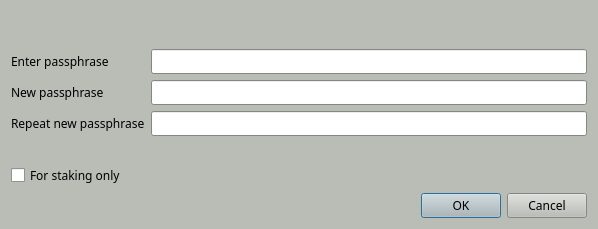
Above: src/qt/forms/askpassphrasedialog.ui from SyndicateCash/SyndicateCash before the change. Below: the same form after it.
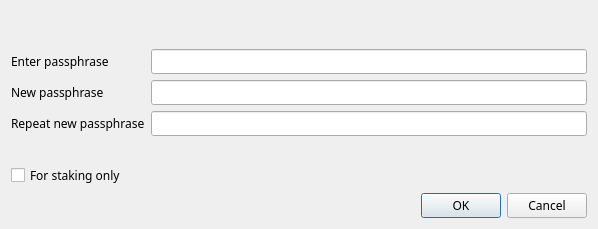
That is the form after the change.

Patch:
```diff
--- a/src/qt/forms/askpassphrasedialog.ui
+++ b/src/qt/forms/askpassphrasedialog.ui
@@ -22,421 +22,6 @@
     <height>0</height>
    </size>
   </property>
-  <property name="palette">
-   <palette>
-    <active>
-     <colorrole role="WindowText">
-      <brush brushstyle="SolidPattern">
-       <color alpha="255">
-        <red>0</red>
-        <green>0</green>
-        <blue>0</blue>
-       </color>
-      </brush>
-     </colorrole>
-     <colorrole role="Button">
-      <brush brushstyle="SolidPattern">
-       <color alpha="255">
-        <red>186</red>
-        <green>189</green>
-        <blue>182</blue>
-       </color>
-      </brush>
-     </colorrole>
-     <colorrole role="Light">
-      <brush brushstyle="SolidPattern">
-       <color alpha="255">
-        <red>255</red>
-        <green>255</green>
-        <blue>255</blue>
-       </color>
-      </brush>
-     </colorrole>
-     <colorrole role="Midlight">
-      <brush brushstyle="SolidPattern">
-       <color alpha="255">
-        <red>220</red>
-        <green>222</green>
-        <blue>218</blue>
-       </color>
-      </brush>
-     </colorrole>
-     <colorrole role="Dark">
-      <brush brushstyle="SolidPattern">
-       <color alpha="255">
-        <red>93</red>
-        <green>94</green>
-        <blue>91</blue>
-       </color>
-      </brush>
-     </colorrole>
-     <colorrole role="Mid">
-      <brush brushstyle="SolidPattern">
-       <color alpha="255">
-        <red>124</red>
-        <green>126</green>
-        <blue>121</blue>
-       </color>
-      </brush>
-     </colorrole>
-     <colorrole role="Text">
-      <brush brushstyle="SolidPattern">
-       <color alpha="255">
-        <red>0</red>
-        <green>0</green>
-        <blue>0</blue>
-       </color>
-      </brush>
-     </colorrole>
-     <colorrole role="BrightText">
-      <brush brushstyle="SolidPattern">
-       <color alpha="255">
-        <red>255</red>
-        <green>255</green>
-        <blue>255</blue>
-       </color>
-      </brush>
-     </colorrole>
-     <colorrole role="ButtonText">
-      <brush brushstyle="SolidPattern">
-       <color alpha="255">
-        <red>0</red>
-        <green>0</green>
-        <blue>0</blue>
-       </color>
-      </brush>
-     </colorrole>
-     <colorrole role="Base">
-      <brush brushstyle="SolidPattern">
-       <color alpha="255">
-        <red>255</red>
-        <green>255</green>
-        <blue>255</blue>
-       </color>
-      </brush>
-     </colorrole>
-     <colorrole role="Window">
-      <brush brushstyle="SolidPattern">
-       <color alpha="255">
-        <red>186</red>
-        <green>189</green>
-        <blue>182</blue>
-       </color>
-      </brush>
-     </colorrole>
-     <colorrole role="Shadow">
-      <brush brushstyle="SolidPattern">
-       <color alpha="255">
-        <red>0</red>
-        <green>0</green>
-        <blue>0</blue>
-       </color>
-      </brush>
-     </colorrole>
-     <colorrole role="AlternateBase">
-      <brush brushstyle="SolidPattern">
-       <color alpha="255">
-        <red>220</red>
-        <green>222</green>
-        <blue>218</blue>
-       </color>
-      </brush>
-     </colorrole>
-     <colorrole role="ToolTipBase">
-      <brush brushstyle="SolidPattern">
-       <color alpha="255">
-        <red>255</red>
-        <green>255</green>
-        <blue>220</blue>
-       </color>
-      </brush>
-     </colorrole>
-     <colorrole role="ToolTipText">
-      <brush brushstyle="SolidPattern">
-       <color alpha="255">
-        <red>0</red>
-        <green>0</green>
-        <blue>0</blue>
-       </color>
-      </brush>
-     </colorrole>
-    </active>
-    <inactive>
-     <colorrole role="WindowText">
-      <brush brushstyle="SolidPattern">
-       <color alpha="255">
-        <red>0</red>
-        <green>0</green>
-        <blue>0</blue>
-       </color>
-      </brush>
-     </colorrole>
-     <colorrole role="Button">
-      <brush brushstyle="SolidPattern">
-       <color alpha="255">
-        <red>186</red>
-        <green>189</green>
-        <blue>182</blue>
-       </color>
-      </brush>
-     </colorrole>
-     <colorrole role="Light">
-      <brush brushstyle="SolidPattern">
-       <color alpha="255">
-        <red>255</red>
-        <green>255</green>
-        <blue>255</blue>
-       </color>
-      </brush>
-     </colorrole>
-     <colorrole role="Midlight">
-      <brush brushstyle="SolidPattern">
-       <color alpha="255">
-        <red>220</red>
-        <green>222</green>
-        <blue>218</blue>
-       </color>
-      </brush>
-     </colorrole>
-     <colorrole role="Dark">
-      <brush brushstyle="SolidPattern">
-       <color alpha="255">
-        <red>93</red>
-        <green>94</green>
-        <blue>91</blue>
-       </color>
-      </brush>
-     </colorrole>
-     <colorrole role="Mid">
-      <brush brushstyle="SolidPattern">
-       <color alpha="255">
-        <red>124</red>
-        <green>126</green>
-        <blue>121</blue>
-       </color>
-      </brush>
-     </colorrole>
-     <colorrole role="Text">
-      <brush brushstyle="SolidPattern">
-       <color alpha="255">
-        <red>0</red>
-        <green>0</green>
-        <blue>0</blue>
-       </color>
-      </brush>
-     </colorrole>
-     <colorrole role="BrightText">
-      <brush brushstyle="SolidPattern">
-       <color alpha="255">
-        <red>255</red>
-        <green>255</green>
-        <blue>255</blue>
-       </color>
-      </brush>
-     </colorrole>
-     <colorrole role="ButtonText">
-      <brush brushstyle="SolidPattern">
-       <color alpha="255">
-        <red>0</red>
-        <green>0</green>
-        <blue>0</blue>
-       </color>
-      </brush>
-     </colorrole>
-     <colorrole role="Base">
-      <brush brushstyle="SolidPattern">
-       <color alpha="255">
-        <red>255</red>
-        <green>255</green>
-        <blue>255</blue>
-       </color>
-      </brush>
-     </colorrole>
-     <colorrole role="Window">
-      <brush brushstyle="SolidPattern">
-       <color alpha="255">
-        <red>186</red>
-        <green>189</green>
-        <blue>182</blue>
-       </color>
-      </brush>
-     </colorrole>
-     <colorrole role="Shadow">
-      <brush brushstyle="SolidPattern">
-       <color alpha="255">
-        <red>0</red>
-        <green>0</green>
-        <blue>0</blue>
-       </color>
-      </brush>
-     </colorrole>
-     <colorrole role="AlternateBase">
-      <brush brushstyle="SolidPattern">
-       <color alpha="255">
-        <red>220</red>
-        <green>222</green>
-        <blue>218</blue>
-       </color>
-      </brush>
-     </colorrole>
-     <colorrole role="ToolTipBase">
-      <brush brushstyle="SolidPattern">
-       <color alpha="255">
-        <red>255</red>
-        <green>255</green>
-        <blue>220</blue>
-       </color>
-      </brush>
-     </colorrole>
-     <colorrole role="ToolTipText">
-      <brush brushstyle="SolidPattern">
-       <color alpha="255">
-        <red>0</red>
-        <green>0</green>
-        <blue>0</blue>
-       </color>
-      </brush>
-     </colorrole>
-    </inactive>
-    <disabled>
-     <colorrole role="WindowText">
-      <brush brushstyle="SolidPattern">
-       <color alpha="255">
-        <red>93</red>
-        <green>94</green>
-        <blue>91</blue>
-       </color>
-      </brush>
-     </colorrole>
-     <colorrole role="Button">
-      <brush brushstyle="SolidPattern">
-       <color alpha="255">
-        <red>186</red>
-        <green>189</green>
-        <blue>182</blue>
-       </color>
-      </brush>
-     </colorrole>
-     <colorrole role="Light">
-      <brush brushstyle="SolidPattern">
-       <color alpha="255">
-        <red>255</red>
-        <green>255</green>
-        <blue>255</blue>
-       </color>
-      </brush>
-     </colorrole>
-     <colorrole role="Midlight">
-      <brush brushstyle="SolidPattern">
-       <color alpha="255">
-        <red>220</red>
-        <green>222</green>
-        <blue>218</blue>
-       </color>
-      </brush>
-     </colorrole>
-     <colorrole role="Dark">
-      <brush brushstyle="SolidPattern">
-       <color alpha="255">
-        <red>93</red>
-        <green>94</green>
-        <blue>91</blue>
-       </color>
-      </brush>
-     </colorrole>
-     <colorrole role="Mid">
-      <brush brushstyle="SolidPattern">
-       <color alpha="255">
-        <red>124</red>
-        <green>126</green>
-        <blue>121</blue>
-       </color>
-      </brush>
-     </colorrole>
-     <colorrole role="Text">
-      <brush brushstyle="SolidPattern">
-       <color alpha="255">
-        <red>93</red>
-        <green>94</green>
-        <blue>91</blue>
-       </color>
-      </brush>
-     </colorrole>
-     <colorrole role="BrightText">
-      <brush brushstyle="SolidPattern">
-       <color alpha="255">
-        <red>255</red>
-        <green>255</green>
-        <blue>255</blue>
-       </color>
-      </brush>
-     </colorrole>
-     <colorrole role="ButtonText">
-      <brush brushstyle="SolidPattern">
-       <color alpha="255">
-        <red>93</red>
-        <green>94</green>
-        <blue>91</blue>
-       </color>
-      </brush>
-     </colorrole>
-     <colorrole role="Base">
-      <brush brushstyle="SolidPattern">
-       <color alpha="255">
-        <red>186</red>
-        <green>189</green>
-        <blue>182</blue>
-       </color>
-      </brush>
-     </colorrole>
-     <colorrole role="Window">
-      <brush brushstyle="SolidPattern">
-       <color alpha="255">
-        <red>186</red>
-        <green>189</green>
-        <blue>182</blue>
-       </color>
-      </brush>
-     </colorrole>
-     <colorrole role="Shadow">
-      <brush brushstyle="SolidPattern">
-       <color alpha="255">
-        <red>0</red>
-        <green>0</green>
-        <blue>0</blue>
-       </color>
-      </brush>
-     </colorrole>
-     <colorrole role="AlternateBase">
-      <brush brushstyle="SolidPattern">
-       <color alpha="255">
-        <red>186</red>
-        <green>189</green>
-        <blue>182</blue>
-       </color>
-      </brush>
-     </colorrole>
-     <colorrole role="ToolTipBase">
-      <brush brushstyle="SolidPattern">
-       <color alpha="255">
-        <red>255</red>
-        <green>255</green>
-        <blue>220</blue>
-       </color>
-      </brush>
-     </colorrole>
-     <colorrole role="ToolTipText">
-      <brush brushstyle="SolidPattern">
-       <color alpha="255">
-        <red>0</red>
-        <green>0</green>
-        <blue>0</blue>
-       </color>
-      </brush>
-     </colorrole>
-    </disabled>
-   </palette>
-  </property>
   <property name="windowTitle">
    <string>Passphrase Dialog</string>
   </property>
```
